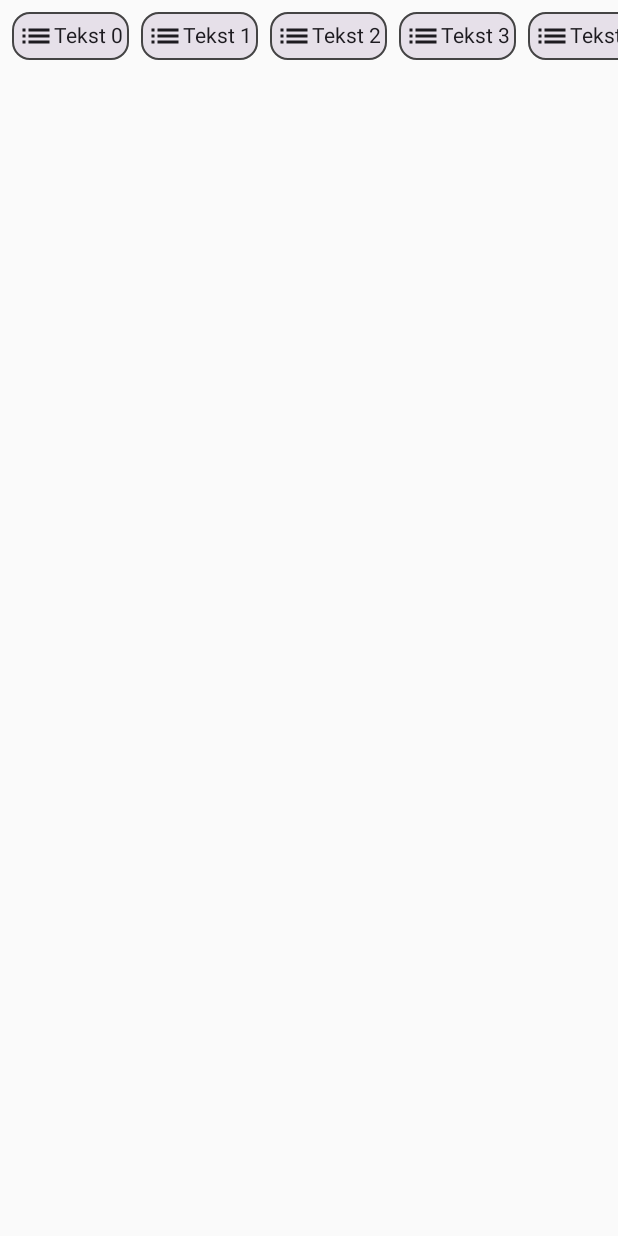
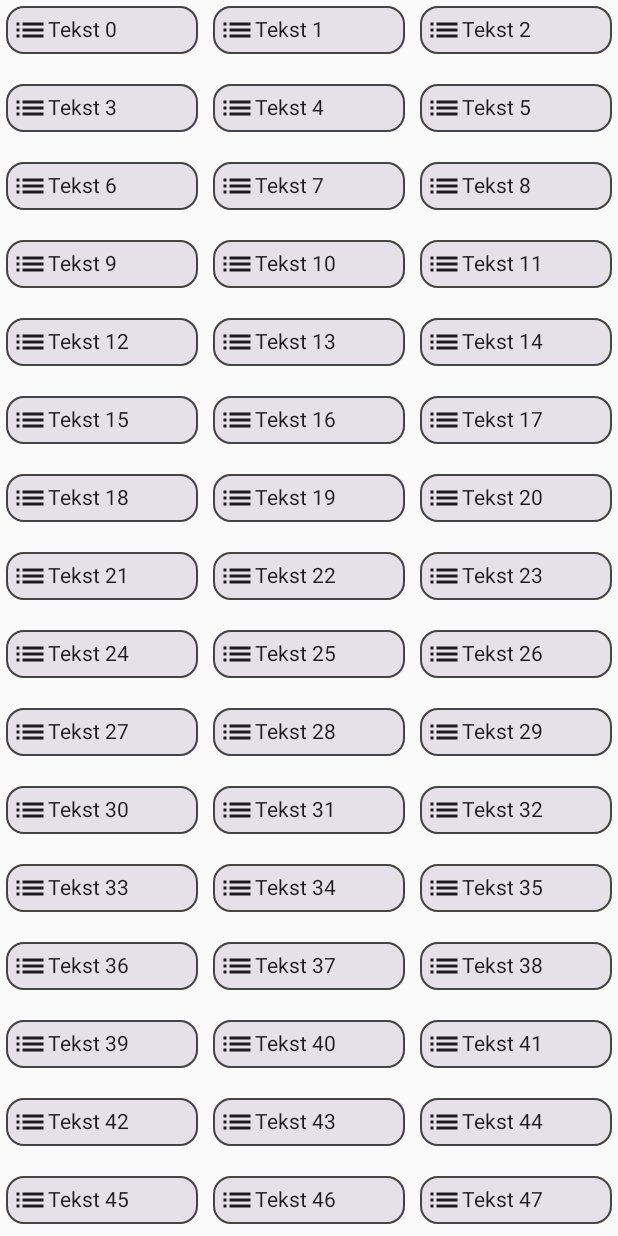
Before and after one commit to bojarski-kursy/kurs-android-tasks, an Android app built with Jetpack Compose: the screen it shows after launch (MainActivity), on a phone screen of 412 x 824 dp. Run offline under Robolectric (Android 15) with nearby library versions, the phone set to English and light mode, and no system bars.

Commit message:
Compose - LazyVerticalGrid

```diff
--- a/app/src/main/java/ski/bojar/kurs/android/tasks/MainActivity.kt
+++ b/app/src/main/java/ski/bojar/kurs/android/tasks/MainActivity.kt
@@ -22,6 +22,8 @@ import androidx.compose.foundation.layout.width
 import androidx.compose.foundation.layout.wrapContentSize
 import androidx.compose.foundation.lazy.LazyColumn
 import androidx.compose.foundation.lazy.LazyRow
+import androidx.compose.foundation.lazy.grid.GridCells
+import androidx.compose.foundation.lazy.grid.LazyVerticalGrid
 import androidx.compose.foundation.lazy.items
 import androidx.compose.foundation.shape.CircleShape
 import androidx.compose.foundation.shape.RoundedCornerShape
@@ -96,7 +98,23 @@ class MainActivity : ComponentActivity() {
         setContent {
             //MyLazyColumn()
             //MyLazyRow()
-            MyLazyRowItem()
+            //MyLazyRowItem()
+            MyLazyVerticalGrid()
+        }
+    }
+
+    @Composable
+    fun MyLazyVerticalGrid() {
+        LazyVerticalGrid(
+            //columns = GridCells.Adaptive(150.dp)
+            columns = GridCells.Fixed(3),
+            contentPadding = PaddingValues(4.dp),
+            verticalArrangement = Arrangement.spacedBy(20.dp),
+            horizontalArrangement = Arrangement.spacedBy(10.dp)
+        ) {
+            items(count = 100) { index ->
+                MyLazyItem(index)
+            }
         }
     }
 
```
